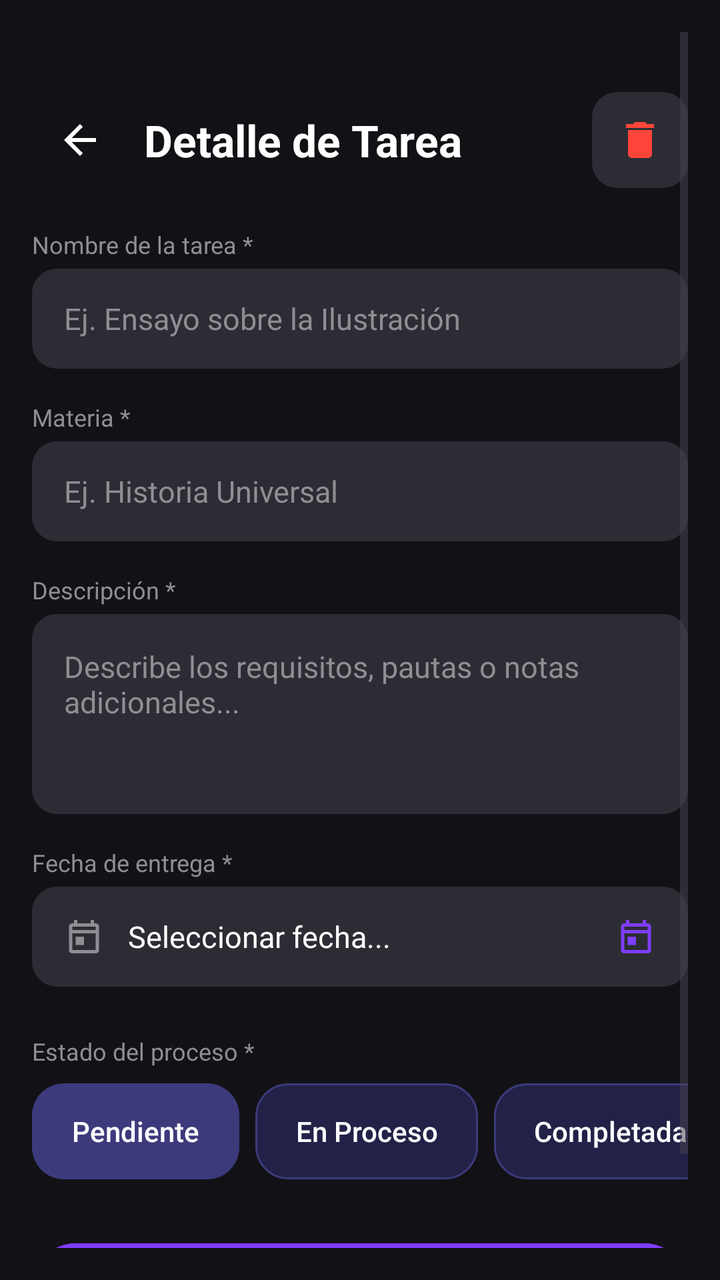
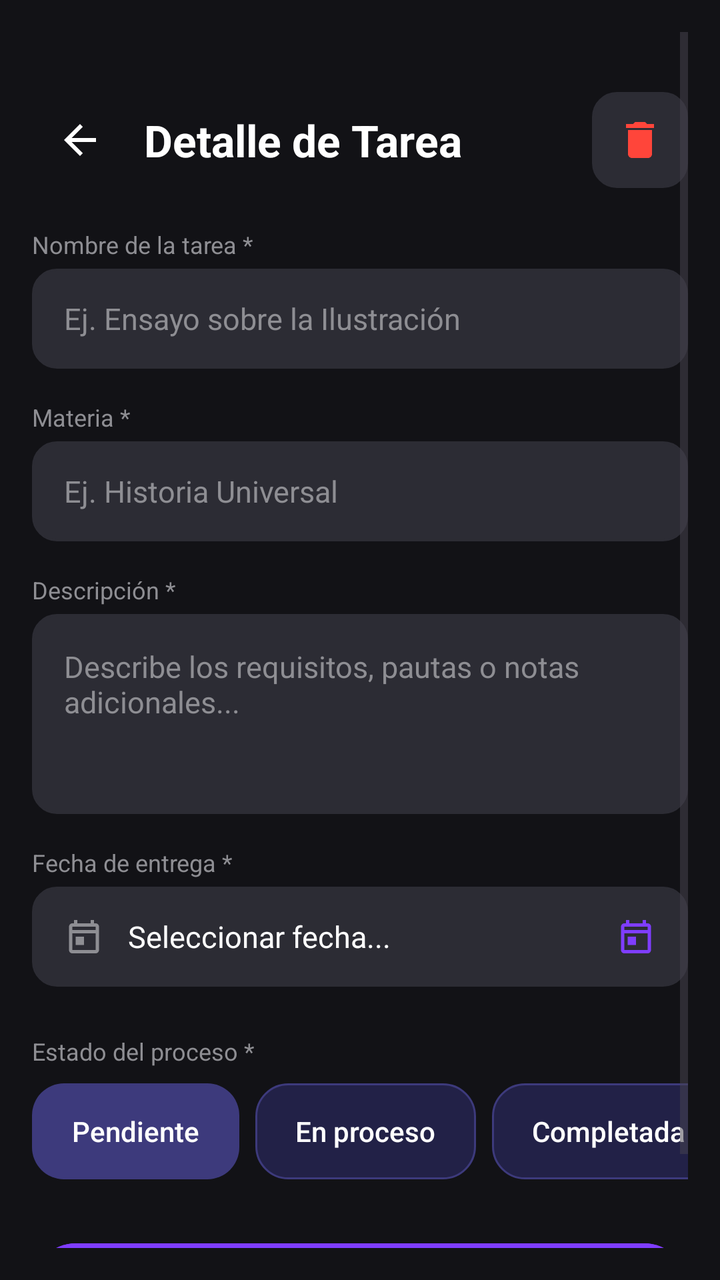

An Android layout rendered at two revisions. The XML below is the earlier revision; the diff shows what the commit changed to produce the second picture.
<!-- AndroidManifest.xml: application theme Theme.Priori -->
<!-- res/layout/activity_task_detail.xml -->
<ScrollView xmlns:android="http://schemas.android.com/apk/res/android"
    xmlns:app="http://schemas.android.com/apk/res-auto"
    android:layout_width="match_parent"
    android:layout_height="match_parent"
    android:background="@color/background_dark"
    android:fillViewport="true"
    android:scrollbars="vertical"
    android:padding="16dp">

    <LinearLayout
        android:layout_width="match_parent"
        android:layout_height="wrap_content"
        android:layout_marginTop="30dp"
        android:paddingBottom="24dp"
        android:orientation="vertical">

        
        <LinearLayout
            android:layout_width="match_parent"
            android:layout_height="wrap_content"
            android:orientation="horizontal"
            android:gravity="center_vertical"
            android:layout_marginBottom="12dp">

            <ImageButton
                android:id="@+id/btnDetailBack"
                android:layout_width="48dp"
                android:layout_height="48dp"
                android:background="?attr/selectableItemBackgroundBorderless"
                android:src="@drawable/ic_arrow_back"
                android:contentDescription="Volver"
                android:layout_marginEnd="8dp" />

            <TextView
                android:layout_width="0dp"
                android:layout_height="wrap_content"
                android:layout_weight="1"
                android:text="Detalle de Tarea"
                android:textColor="@color/text_primary_light"
                android:textSize="22sp"
                android:textStyle="bold" />

            <ImageButton
                android:id="@+id/btnDeleteTask"
                android:layout_width="48dp"
                android:layout_height="48dp"
                android:background="@drawable/bg_input_field"
                android:src="@drawable/ic_delete"
                app:tint="@color/priority_overdue"
                android:contentDescription="Eliminar Tarea" />
        </LinearLayout>

        
        <TextView
            android:layout_width="wrap_content"
            android:layout_height="wrap_content"
            android:text="Nombre de la tarea *"
            android:textColor="@color/text_secondary_gray"
            android:textSize="12sp"
            android:layout_marginTop="8dp"
            android:layout_marginBottom="4dp" />

        <EditText
            android:id="@+id/etDetailName"
            android:layout_width="match_parent"
            android:layout_height="50dp"
            android:hint="Ej. Ensayo sobre la Ilustración"
            android:textColor="@color/text_primary_light"
            android:textColorHint="@color/text_secondary_gray"
            android:background="@drawable/bg_input_field"
            android:paddingHorizontal="16dp"
            android:textSize="15sp"
            android:inputType="textCapSentences"
            android:maxLines="1" />

        
        <TextView
            android:layout_width="wrap_content"
            android:layout_height="wrap_content"
            android:text="Materia *"
            android:textColor="@color/text_secondary_gray"
            android:textSize="12sp"
            android:layout_marginTop="16dp"
            android:layout_marginBottom="4dp" />

        <EditText
            android:id="@+id/etDetailSubject"
            android:layout_width="match_parent"
            android:layout_height="50dp"
            android:hint="Ej. Historia Universal"
            android:textColor="@color/text_primary_light"
            android:textColorHint="@color/text_secondary_gray"
            android:background="@drawable/bg_input_field"
            android:paddingHorizontal="16dp"
            android:textSize="15sp"
            android:inputType="textCapSentences"
            android:maxLines="1" />

        
        <TextView
            android:layout_width="wrap_content"
            android:layout_height="wrap_content"
            android:text="Descripción *"
            android:textColor="@color/text_secondary_gray"
            android:textSize="12sp"
            android:layout_marginTop="16dp"
            android:layout_marginBottom="4dp" />

        <EditText
            android:id="@+id/etDetailDescription"
            android:layout_width="match_parent"
            android:layout_height="100dp"
            android:hint="Describe los requisitos, pautas o notas adicionales..."
            android:textColor="@color/text_primary_light"
            android:textColorHint="@color/text_secondary_gray"
            android:background="@drawable/bg_input_field"
            android:padding="16dp"
            android:textSize="15sp"
            android:gravity="top|start"
            android:inputType="textMultiLine|textCapSentences" />

        
        <TextView
            android:layout_width="wrap_content"
            android:layout_height="wrap_content"
            android:text="Fecha de entrega *"
            android:textColor="@color/text_secondary_gray"
            android:textSize="12sp"
            android:layout_marginTop="16dp"
            android:layout_marginBottom="4dp" />

        <LinearLayout
            android:id="@+id/btnDetailDate"
            android:layout_width="match_parent"
            android:layout_height="50dp"
            android:background="@drawable/bg_input_field"
            android:clickable="true"
            android:focusable="true"
            android:orientation="horizontal"
            android:gravity="center_vertical"
            android:paddingHorizontal="16dp"
            android:layout_marginBottom="16dp">

            <ImageView
                android:layout_width="20dp"
                android:layout_height="20dp"
                android:src="@drawable/ic_calendar"
                android:layout_marginEnd="12dp"
                android:contentDescription="Calendario"
                app:tint="@color/text_secondary_gray" />

            <TextView
                android:id="@+id/tvDetailSelectedDate"
                android:layout_width="0dp"
                android:layout_height="wrap_content"
                android:layout_weight="1"
                android:text="Seleccionar fecha..."
                android:textColor="@color/text_primary_light"
                android:textSize="15sp" />

            <ImageView
                android:layout_width="20dp"
                android:layout_height="20dp"
                android:src="@drawable/ic_calendar"
                android:contentDescription="Calendario indicador"
                app:tint="@color/purple_accent" />
        </LinearLayout>

        
        <TextView
            android:layout_width="wrap_content"
            android:layout_height="wrap_content"
            android:text="Estado del proceso *"
            android:textColor="@color/text_secondary_gray"
            android:textSize="12sp"
            android:layout_marginTop="8dp"
            android:layout_marginBottom="8dp" />

        <HorizontalScrollView
            android:layout_width="match_parent"
            android:layout_height="wrap_content"
            android:scrollbars="none"
            android:layout_marginBottom="28dp">

            <LinearLayout
                android:layout_width="wrap_content"
                android:layout_height="wrap_content"
                android:orientation="horizontal">

                <Button
                    android:id="@+id/btnStatusPending"
                    style="?android:attr/borderlessButtonStyle"
                    android:layout_width="wrap_content"
                    android:layout_height="48dp"
                    android:layout_marginEnd="8dp"
                    android:background="@drawable/bg_status_chip_selected"
                    app:backgroundTint="@null"
                    android:paddingHorizontal="20dp"
                    android:text="Pendiente"
                    android:textAllCaps="false"
                    android:textColor="@color/white"
                    android:textSize="14sp" />

                <Button
                    android:id="@+id/btnStatusInProgress"
                    style="?android:attr/borderlessButtonStyle"
                    android:layout_width="wrap_content"
                    android:layout_height="48dp"
                    android:layout_marginEnd="8dp"
                    android:background="@drawable/bg_status_chip_unselected"
                    app:backgroundTint="@null"
                    android:paddingHorizontal="20dp"
                    android:text="En Proceso"
                    android:textAllCaps="false"
                    android:textColor="@color/white"
                    android:textSize="14sp" />

                <Button
                    android:id="@+id/btnStatusCompleted"
                    style="?android:attr/borderlessButtonStyle"
                    android:layout_width="wrap_content"
                    android:layout_height="48dp"
                    android:background="@drawable/bg_status_chip_unselected"
                    app:backgroundTint="@null"
                    android:paddingHorizontal="20dp"
                    android:text="Completada"
                    android:textAllCaps="false"
                    android:textColor="@color/white"
                    android:textSize="14sp" />
            </LinearLayout>
        </HorizontalScrollView>

        
        <Button
            android:id="@+id/btnUpdateTask"
            android:layout_width="match_parent"
            android:layout_height="52dp"
            android:backgroundTint="@color/purple_accent"
            android:text="Guardar Cambios"
            android:textColor="@color/white"
            android:textSize="16sp"
            android:textStyle="bold" />
    </LinearLayout>
</ScrollView>
<!-- resources referenced by this layout -->
<resources>
  <color name="background_dark">#121216</color>
  <color name="priority_overdue">#FF453A</color>
  <color name="purple_accent">#7F3DFF</color>
  <color name="text_primary_light">#FFFFFF</color>
  <color name="text_secondary_gray">#8E8E93</color>
  <color name="white">#FFFFFFFF</color>
  <!-- drawable bg_input_field (drawable) -->
  <?xml version="1.0" encoding="utf-8"?>
  <shape xmlns:android="http://schemas.android.com/apk/res/android">
      <solid android:color="@color/chip_background" />
      <corners android:radius="12dp" />
      <stroke
          android:width="1dp"
          android:color="#2C2C34" />
  </shape>
  <!-- drawable bg_status_chip_selected (drawable) -->
  <?xml version="1.0" encoding="utf-8"?>
  <shape xmlns:android="http://schemas.android.com/apk/res/android">
      <solid android:color="@color/blue_purple_selected" />
      <corners android:radius="16dp" />
  </shape>
  <!-- drawable bg_status_chip_unselected (drawable) -->
  <?xml version="1.0" encoding="utf-8"?>
  <shape xmlns:android="http://schemas.android.com/apk/res/android">
      <solid android:color="@color/blue_purple_unselected" />
      <stroke android:width="1dp" android:color="@color/blue_purple_selected" />
      <corners android:radius="16dp" />
  </shape>
  <!-- drawable ic_arrow_back (drawable) -->
  <vector xmlns:android="http://schemas.android.com/apk/res/android"
      android:width="24dp"
      android:height="24dp"
      android:viewportWidth="24"
      android:viewportHeight="24">
    <path
        android:fillColor="#FFFFFFFF"
        android:pathData="M20,11H7.83l5.59,-5.59L12,4l-8,8 8,8 1.41,-1.41L7.83,13H20v-2z"/>
  </vector>
  <!-- drawable ic_calendar (drawable) -->
  <vector xmlns:android="http://schemas.android.com/apk/res/android"
      android:width="24dp"
      android:height="24dp"
      android:viewportWidth="24"
      android:viewportHeight="24">
    <path
        android:fillColor="#FFFFFFFF"
        android:pathData="M19,4h-1V2h-2v2H8V2H6v2H5C3.89,4 3.01,4.9 3.01,6L3,20c0,1.1 0.89,2 2,2h14c1.1,0 2,-0.9 2,-2V6C21,4.9 20.1,4 19,4zM19,20H5V10h14V20zM19,8H5V6h14V8zM7,12h5v5H7V12z"/>
  </vector>
  <!-- drawable ic_delete (drawable) -->
  <vector xmlns:android="http://schemas.android.com/apk/res/android"
      android:width="24dp"
      android:height="24dp"
      android:viewportWidth="24"
      android:viewportHeight="24">
    <path
        android:fillColor="#FFFFFFFF"
        android:pathData="M6,19c0,1.1 0.9,2 2,2h8c1.1,0 2,-0.9 2,-2V7H6v12zM19,4h-3.5l-1,-1h-5l-1,1H5v2h14V4z"/>
  </vector>
  <style name="Theme.Priori" parent="Base.Theme.Priori" />
  <color name="chip_background">#2C2C34</color>
  <color name="blue_purple_selected">#3D3A7C</color>
  <color name="blue_purple_unselected">#222147</color>
  <style name="Base.Theme.Priori" parent="Theme.Material3.DayNight.NoActionBar">
          
          
      </style>
</resources>

<!-- the commit's change to res/layout/activity_task_detail.xml (unified diff, before → after) -->
@@ -28,14 +28,14 @@
                 android:layout_height="48dp"
                 android:background="?attr/selectableItemBackgroundBorderless"
                 android:src="@drawable/ic_arrow_back"
-                android:contentDescription="Volver"
+                android:contentDescription="@string/cd_back"
                 android:layout_marginEnd="8dp" />
 
             <TextView
                 android:layout_width="0dp"
                 android:layout_height="wrap_content"
                 android:layout_weight="1"
-                android:text="Detalle de Tarea"
+                android:text="@string/title_task_detail"
                 android:textColor="@color/text_primary_light"
                 android:textSize="22sp"
                 android:textStyle="bold" />
@@ -47,14 +47,14 @@
                 android:background="@drawable/bg_input_field"
                 android:src="@drawable/ic_delete"
                 app:tint="@color/priority_overdue"
-                android:contentDescription="Eliminar Tarea" />
+                android:contentDescription="@string/cd_delete_task" />
         </LinearLayout>
 
         
         <TextView
             android:layout_width="wrap_content"
             android:layout_height="wrap_content"
-            android:text="Nombre de la tarea *"
+            android:text="@string/label_task_name"
             android:textColor="@color/text_secondary_gray"
             android:textSize="12sp"
             android:layout_marginTop="8dp"
@@ -64,7 +64,7 @@
             android:id="@+id/etDetailName"
             android:layout_width="match_parent"
             android:layout_height="50dp"
-            android:hint="Ej. Ensayo sobre la Ilustración"
+            android:hint="@string/hint_task_name"
             android:textColor="@color/text_primary_light"
             android:textColorHint="@color/text_secondary_gray"
             android:background="@drawable/bg_input_field"
@@ -77,7 +77,7 @@
         <TextView
             android:layout_width="wrap_content"
             android:layout_height="wrap_content"
-            android:text="Materia *"
+            android:text="@string/label_subject"
             android:textColor="@color/text_secondary_gray"
             android:textSize="12sp"
             android:layout_marginTop="16dp"
@@ -87,7 +87,7 @@
             android:id="@+id/etDetailSubject"
             android:layout_width="match_parent"
             android:layout_height="50dp"
-            android:hint="Ej. Historia Universal"
+            android:hint="@string/hint_subject"
             android:textColor="@color/text_primary_light"
             android:textColorHint="@color/text_secondary_gray"
             android:background="@drawable/bg_input_field"
@@ -100,7 +100,7 @@
         <TextView
             android:layout_width="wrap_content"
             android:layout_height="wrap_content"
-            android:text="Descripción *"
+            android:text="@string/label_description"
             android:textColor="@color/text_secondary_gray"
             android:textSize="12sp"
             android:layout_marginTop="16dp"
@@ -110,7 +110,7 @@
             android:id="@+id/etDetailDescription"
             android:layout_width="match_parent"
             android:layout_height="100dp"
-            android:hint="Describe los requisitos, pautas o notas adicionales..."
+            android:hint="@string/hint_description"
             android:textColor="@color/text_primary_light"
             android:textColorHint="@color/text_secondary_gray"
             android:background="@drawable/bg_input_field"
@@ -123,7 +123,7 @@
         <TextView
             android:layout_width="wrap_content"
             android:layout_height="wrap_content"
-            android:text="Fecha de entrega *"
+            android:text="@string/label_due_date"
             android:textColor="@color/text_secondary_gray"
             android:textSize="12sp"
             android:layout_marginTop="16dp"
@@ -146,7 +146,7 @@
                 android:layout_height="20dp"
                 android:src="@drawable/ic_calendar"
                 android:layout_marginEnd="12dp"
-                android:contentDescription="Calendario"
+                android:contentDescription="@string/cd_calendar"
                 app:tint="@color/text_secondary_gray" />
 
             <TextView
@@ -154,7 +154,7 @@
                 android:layout_width="0dp"
                 android:layout_height="wrap_content"
                 android:layout_weight="1"
-                android:text="Seleccionar fecha..."
+                android:text="@string/select_date"
                 android:textColor="@color/text_primary_light"
                 android:textSize="15sp" />
 
@@ -162,7 +162,7 @@
                 android:layout_width="20dp"
                 android:layout_height="20dp"
                 android:src="@drawable/ic_calendar"
-                android:contentDescription="Calendario indicador"
+                android:contentDescription="@string/cd_calendar"
                 app:tint="@color/purple_accent" />
         </LinearLayout>
 
@@ -170,7 +170,7 @@
         <TextView
             android:layout_width="wrap_content"
             android:layout_height="wrap_content"
-            android:text="Estado del proceso *"
+            android:text="@string/label_process_status"
             android:textColor="@color/text_secondary_gray"
             android:textSize="12sp"
             android:layout_marginTop="8dp"
@@ -196,7 +196,7 @@
                     android:background="@drawable/bg_status_chip_selected"
                     app:backgroundTint="@null"
                     android:paddingHorizontal="20dp"
-                    android:text="Pendiente"
+                    android:text="@string/status_pending"
                     android:textAllCaps="false"
                     android:textColor="@color/white"
                     android:textSize="14sp" />
@@ -210,7 +210,7 @@
                     android:background="@drawable/bg_status_chip_unselected"
                     app:backgroundTint="@null"
                     android:paddingHorizontal="20dp"
-                    android:text="En Proceso"
+                    android:text="@string/status_in_progress"
                     android:textAllCaps="false"
                     android:textColor="@color/white"
                     android:textSize="14sp" />
@@ -223,7 +223,7 @@
                     android:background="@drawable/bg_status_chip_unselected"
                     app:backgroundTint="@null"
                     android:paddingHorizontal="20dp"
-                    android:text="Completada"
+                    android:text="@string/status_completed"
                     android:textAllCaps="false"
                     android:textColor="@color/white"
                     android:textSize="14sp" />
@@ -236,7 +236,7 @@
             android:layout_width="match_parent"
             android:layout_height="52dp"
             android:backgroundTint="@color/purple_accent"
-            android:text="Guardar Cambios"
+            android:text="@string/btn_save_changes"
             android:textColor="@color/white"
             android:textSize="16sp"
             android:textStyle="bold" />
<!-- resource entries referenced after the edit -->
@@ -58,6 +58,23 @@
         android:fillColor="#FFFFFFFF"
         android:pathData="M6,19c0,1.1 0.9,2 2,2h8c1.1,0 2,-0.9 2,-2V7H6v12zM19,4h-3.5l-1,-1h-5l-1,1H5v2h14V4z"/>
   </vector>
+  <string name="btn_save_changes">Guardar Cambios</string>
+  <string name="cd_back">Volver</string>
+  <string name="cd_calendar">Calendario</string>
+  <string name="cd_delete_task">Eliminar Tarea</string>
+  <string name="hint_description">Describe los requisitos, pautas o notas adicionales...</string>
+  <string name="hint_subject">Ej. Historia Universal</string>
+  <string name="hint_task_name">Ej. Ensayo sobre la Ilustración</string>
+  <string name="label_description">Descripción *</string>
+  <string name="label_due_date">Fecha de entrega *</string>
+  <string name="label_process_status">Estado del proceso *</string>
+  <string name="label_subject">Materia *</string>
+  <string name="label_task_name">Nombre de la tarea *</string>
+  <string name="select_date">Seleccionar fecha...</string>
+  <string name="status_completed">Completada</string>
+  <string name="status_in_progress">En proceso</string>
+  <string name="status_pending">Pendiente</string>
+  <string name="title_task_detail">Detalle de Tarea</string>
   <style name="Theme.Priori" parent="Base.Theme.Priori" />
   <color name="chip_background">#2C2C34</color>
   <color name="blue_purple_selected">#3D3A7C</color>
